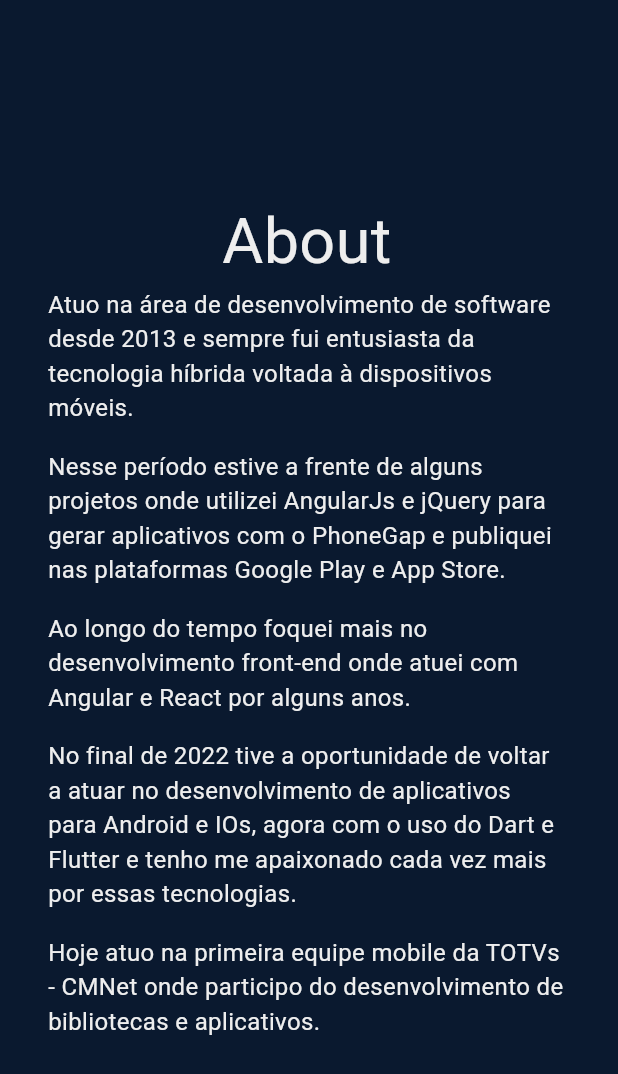
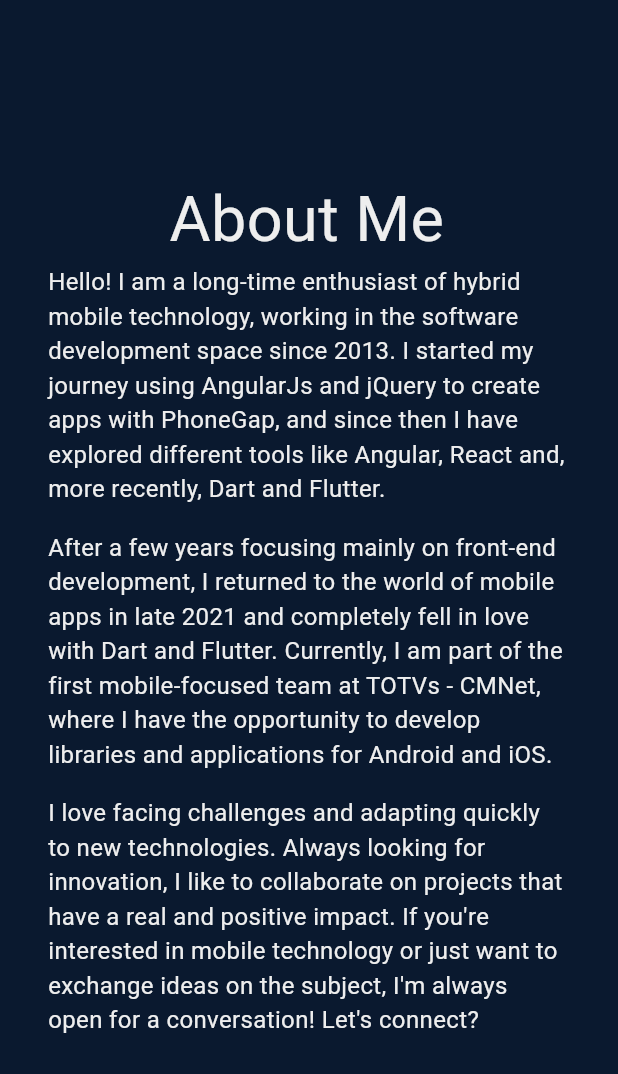
Before and after one commit to ronipaschoal/ronip, a Flutter app: the AboutSection widget shown alone on an empty page, opened directly, on a phone screen of 412 x 824 dp. Shown: the top 1074 px of the screen. Run offline on Flutter 3.47's test engine with Material 3 defaults, Android fonts, the phone set to English and light mode, and no system bars; our stand-ins replace flutter_svg, go_router; generated files the repository leaves out were written again.

Commit message:
feat: update text by location

```diff
--- a/lib/l10n/app_en.arb
+++ b/lib/l10n/app_en.arb
@@ -4,5 +4,11 @@
     "work": "Works",
     "contact": "Contact",
     "wellcome": "Hello, I am",
-    "flutterSpecialist": "Flutter Specialist"
+    "flutterSpecialist": "Flutter Specialist",
+    "aboutMe": "About Me",
+    "hybridTechnologyEnthusiast": "Hello! I am a long-time enthusiast of hybrid mobile technology, working in the software development space since 2013. I started my journey using AngularJs and jQuery to create apps with PhoneGap, and since then I have explored different tools like Angular, React and, more recently, Dart and Flutter.",
+    "totvsMobileApps": "After a few years focusing mainly on front-end development, I returned to the world of mobile apps in late 2021 and completely fell in love with Dart and Flutter. Currently, I am part of the first mobile-focused team at TOTVs - CMNet, where I have the opportunity to develop libraries and applications for Android and iOS.",
+    "letSConnect": "I love facing challenges and adapting quickly to new technologies. Always looking for innovation, I like to collaborate on projects that have a real and positive impact. If you're interested in mobile technology or just want to exchange ideas on the subject, I'm always open for a conversation! Let's connect?",
+    "myWorks": "My Works",
+    "getInTouch": "Get in Touch"
 }
--- a/lib/l10n/app_pt.arb
+++ b/lib/l10n/app_pt.arb
@@ -4,5 +4,11 @@
     "work": "Trabalhos",
     "contact": "Contato",
     "wellcome": "Olá, eu sou",
-    "flutterSpecialist": "Especialista Flutter"
+    "flutterSpecialist": "Especialista Flutter",
+    "aboutMe": "Sobre mim",
+    "hybridTechnologyEnthusiast": "Olá! Sou um entusiasta de longa data da tecnologia híbrida para dispositivos móveis, trabalhando na área de desenvolvimento de software desde 2013. Comecei minha jornada utilizando AngularJs e jQuery para criar aplicativos com o PhoneGap, e desde então tenho explorado diferentes ferramentas como Angular, React e, mais recentemente, Dart e Flutter." ,
+    "totvsMobileApps": "Depois de alguns anos focado principalmente no desenvolvimento front-end, voltei para o mundo dos aplicativos móveis no final de 2022 e me apaixonei completamente por Dart e Flutter. Atualmente, faço parte da primeira equipe focada no mobile da TOTVs - CMNet, onde tenho a oportunidade de desenvolver bibliotecas e aplicativos para Android e iOS.",
+    "letSConnect": "Adoro enfrentar desafios e me adaptar rapidamente a novas tecnologias. Sempre em busca de inovação, gosto de colaborar em projetos que tenham um impacto real e positivo. Se você está interessado em tecnologia móvel ou só quer trocar ideias sobre o assunto, estou sempre aberto para uma conversa! Vamos nos conectar?",
+    "myWorks": "Meus trabalhos",
+    "getInTouch": "Entre em contato"
 }
--- a/lib/pages/home/sections/about_section.dart
+++ b/lib/pages/home/sections/about_section.dart
@@ -1,4 +1,5 @@
 import 'package:flutter/material.dart';
+import 'package:flutter_gen/gen_l10n/app_localizations.dart';
 import 'package:ronip/ui/theme.dart';
 
 class AboutSection extends StatelessWidget {
@@ -11,69 +12,48 @@ class AboutSection extends StatelessWidget {
       width: MediaQuery.sizeOf(context).width,
       child: Container(
         color: RpTheme.backgroundColor,
-        child: const Padding(
-          padding: EdgeInsets.all(32.0),
+        child: Padding(
+          padding: const EdgeInsets.all(32.0),
           child: Column(
             crossAxisAlignment: CrossAxisAlignment.center,
             mainAxisAlignment: MainAxisAlignment.center,
             children: [
               SelectableText(
-                'About',
-                semanticsLabel: 'About',
-                style: TextStyle(
+                AppLocalizations.of(context)!.aboutMe,
+                semanticsLabel: AppLocalizations.of(context)!.aboutMe,
+                style: const TextStyle(
                   color: RpTheme.witheColor,
                   fontSize: 42.0,
                 ),
               ),
               SelectableText(
-                'Atuo na área de desenvolvimento de software desde 2013 e sempre fui entusiasta da tecnologia híbrida voltada à dispositivos móveis.',
+                AppLocalizations.of(context)!.hybridTechnologyEnthusiast,
                 semanticsLabel:
-                    'Atuo na área de desenvolvimento de software desde 2013 e sempre fui entusiasta da tecnologia híbrida voltada à dispositivos móveis.',
-                style: TextStyle(
+                    AppLocalizations.of(context)!.hybridTechnologyEnthusiast,
+                style: const TextStyle(
                   color: RpTheme.witheColor,
                   fontSize: 16.0,
                 ),
               ),
-              SizedBox(height: 16.0),
+              const SizedBox(height: 16.0),
               SelectableText(
-                'Nesse período estive a frente de alguns projetos onde utilizei AngularJs e jQuery para gerar aplicativos com o PhoneGap e publiquei nas plataformas Google Play e App Store.',
-                semanticsLabel:
-                    'Nesse período estive a frente de alguns projetos onde utilizei AngularJs e jQuery para gerar aplicativos com o PhoneGap e publiquei nas plataformas Google Play e App Store.',
-                style: TextStyle(
+                AppLocalizations.of(context)!.totvsMobileApps,
+                semanticsLabel: AppLocalizations.of(context)!.totvsMobileApps,
+                style: const TextStyle(
                   color: RpTheme.witheColor,
                   fontSize: 16.0,
                 ),
               ),
-              SizedBox(height: 16.0),
+              const SizedBox(height: 16.0),
               SelectableText(
-                'Ao longo do tempo foquei mais no desenvolvimento front-end onde atuei com Angular e React por alguns anos.',
-                semanticsLabel:
-                    'Ao longo do tempo foquei mais no desenvolvimento front-end onde atuei com Angular e React por alguns anos.',
-                style: TextStyle(
+                AppLocalizations.of(context)!.letSConnect,
+                semanticsLabel: AppLocalizations.of(context)!.letSConnect,
+                style: const TextStyle(
                   color: RpTheme.witheColor,
                   fontSize: 16.0,
                 ),
               ),
-              SizedBox(height: 16.0),
-              SelectableText(
-                'No final de 2022 tive a oportunidade de voltar a atuar no desenvolvimento de aplicativos para Android e IOs, agora com o uso do Dart e Flutter e tenho me apaixonado cada vez mais por essas tecnologias.',
-                semanticsLabel:
-                    'No final de 2022 tive a oportunidade de voltar a atuar no desenvolvimento de aplicativos para Android e IOs, agora com o uso do Dart e Flutter e tenho me apaixonado cada vez mais por essas tecnologias.',
-                style: TextStyle(
-                  color: RpTheme.witheColor,
-                  fontSize: 16.0,
-                ),
-              ),
-              SizedBox(height: 16.0),
-              SelectableText(
-                'Hoje atuo na primeira equipe mobile da TOTVs - CMNet onde participo do desenvolvimento de bibliotecas e aplicativos.',
-                semanticsLabel:
-                    'Hoje atuo na primeira equipe mobile da TOTVs - CMNet onde participo do desenvolvimento de bibliotecas e aplicativos.',
-                style: TextStyle(
-                  color: RpTheme.witheColor,
-                  fontSize: 16.0,
-                ),
-              ),
+              const SizedBox(height: 16.0),
             ],
           ),
         ),
--- a/lib/pages/home/sections/contact_section.dart
+++ b/lib/pages/home/sections/contact_section.dart
@@ -1,4 +1,5 @@
 import 'package:flutter/material.dart';
+import 'package:flutter_gen/gen_l10n/app_localizations.dart';
 import 'package:ronip/ui/theme.dart';
 
 class ContactSection extends StatelessWidget {
@@ -11,19 +12,19 @@ class ContactSection extends StatelessWidget {
       width: MediaQuery.sizeOf(context).width,
       child: Container(
         color: RpTheme.backgroundColor,
-        child: const Column(
+        child: Column(
           crossAxisAlignment: CrossAxisAlignment.center,
           mainAxisAlignment: MainAxisAlignment.center,
           children: [
             SelectableText(
-              'Entre em contato',
-              semanticsLabel: 'Entre em contato',
+              AppLocalizations.of(context)!.getInTouch,
+              semanticsLabel: AppLocalizations.of(context)!.getInTouch,
               style: TextStyle(
                 color: RpTheme.witheColor,
                 fontSize: 42.0,
               ),
             ),
-            SelectableText(
+            const SelectableText(
               'contato@ronip.dev',
               semanticsLabel: 'contato@ronip.dev',
               style: TextStyle(
--- a/lib/pages/home/sections/work_section.dart
+++ b/lib/pages/home/sections/work_section.dart
@@ -19,7 +19,7 @@ class WorkSection extends StatelessWidget {
           mainAxisAlignment: MainAxisAlignment.center,
           children: [
             SelectableText(
-              AppLocalizations.of(context)!.work,
+              AppLocalizations.of(context)!.myWorks,
               semanticsLabel: AppLocalizations.of(context)!.work,
               style: const TextStyle(
                 color: RpTheme.witheColor,
```
Also changed, not shown: 1 other file.
